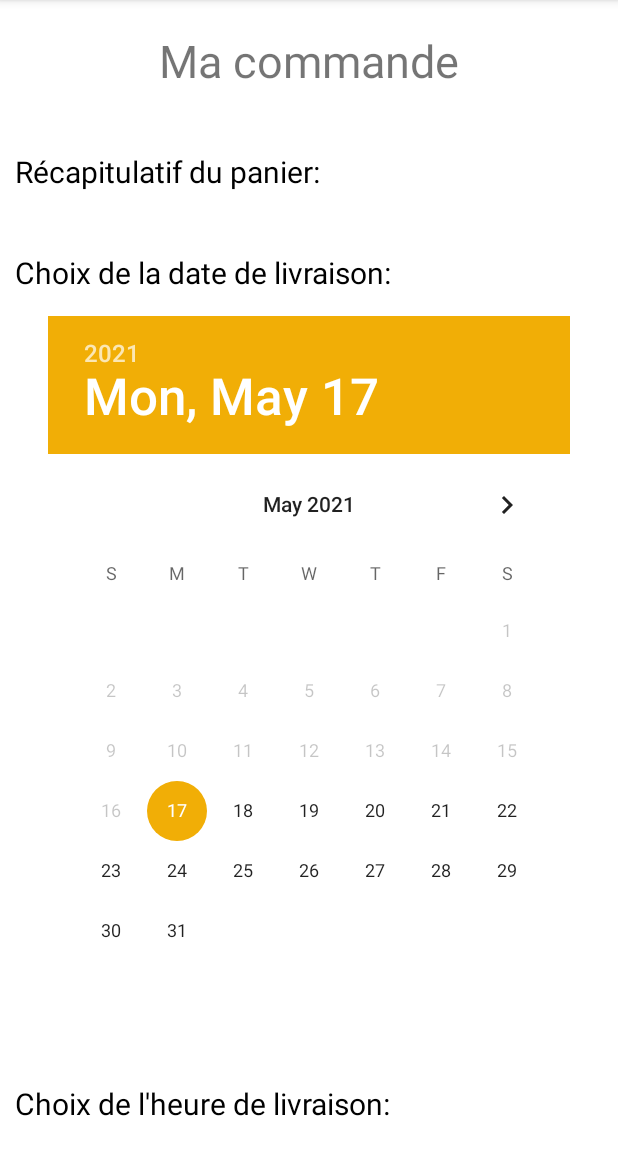
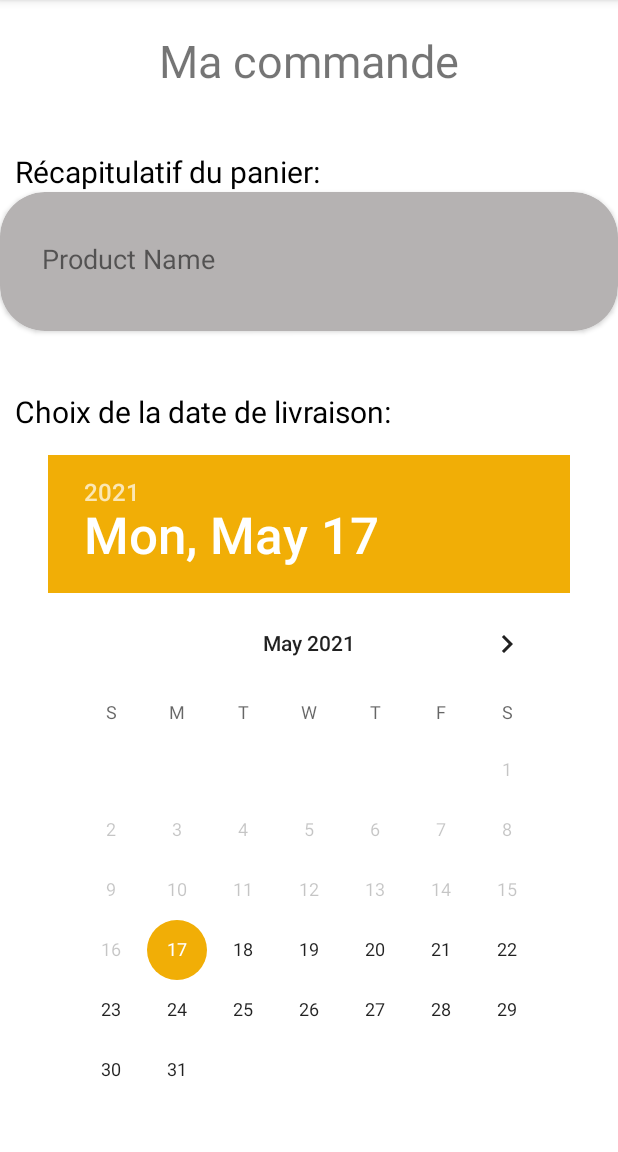
Before and after one commit to Manolo4633/Sudri-Eat-Simple, an Android app: the PanierActivity screen opened directly, with no data from a screen before it, on a phone screen of 412 x 824 dp, the part 84-1236 px from its top. Run offline under Robolectric (Android 15) with nearby library versions, the phone set to English and light mode, and no system bars; our stand-ins replace CircleImageView, Firebase (no records; nobody signed in at launch, a user with empty details on screens opened directly); libraries missing offline, so code that uses them is left out: com.cepheuen.elegantnumberbutton.

Commit message:
Mise à jour
- Mise à jour du Panier
- Mise à jour de la section "totale" de la page produit

```diff
--- a/app/src/main/res/layout/activity_infos.xml
+++ b/app/src/main/res/layout/activity_infos.xml
@@ -25,7 +25,7 @@
 
         <LinearLayout
             android:layout_width="match_parent"
-            android:layout_height="match_parent"
+            android:layout_height="500dp"
             android:orientation="vertical">
 
             <!-- Titre de la page -->
@@ -115,6 +115,7 @@
                 android:textSize="20dp" />
 
 
+
             <ImageView
                 android:layout_width="370dp"
                 android:layout_height="150dp"
@@ -135,7 +136,6 @@
                 android:translationX="265dp"
                 android:translationY="-170dp"
                 app:srcCompat="@drawable/cercle_rouge" />
-
 
 
             <!-- Partie 3 - Accèder au récap du panier -->
@@ -178,7 +178,7 @@
                 android:background="?android:attr/listDivider" />
 
 
-             <!-- Boutons -->
+            <!-- Boutons -->
             <Button
                 android:id="@+id/bouton_jeu_cookie"
                 android:layout_width="wrap_content"
--- a/app/src/main/res/layout/activity_panier.xml
+++ b/app/src/main/res/layout/activity_panier.xml
@@ -13,6 +13,7 @@
         tools:ignore="MissingConstraints">
 
     <LinearLayout
+
         android:layout_width="match_parent"
         android:layout_height="match_parent"
         android:orientation="vertical">
@@ -39,11 +40,50 @@
             android:textSize="20dp" />
 
 
-        <androidx.recyclerview.widget.RecyclerView
-            android:id="@+id/recycler_panier"
+        <androidx.cardview.widget.CardView
+            android:scrollbars="vertical"
+            app:cardCornerRadius="30dp"
             android:layout_width="match_parent"
             android:layout_height="wrap_content"
-            android:background="@color/cardview_light_background" />
+            app:cardBackgroundColor="#B5B2B2"
+            >
+
+            <LinearLayout
+                android:padding="16dp"
+                android:orientation="horizontal"
+                android:layout_width="match_parent"
+                android:layout_height="wrap_content">
+
+                <LinearLayout
+                    android:layout_width="match_parent"
+                    android:layout_height="wrap_content"
+                    android:orientation="vertical"
+                    android:padding="8dp"
+                    >
+
+                    <androidx.recyclerview.widget.RecyclerView
+                        android:id="@+id/recycler_panier"
+                        android:layout_width="match_parent"
+                        android:layout_height="wrap_content"/>
+
+                    <TextView
+                        android:id="@+id/Total_cart"
+                        android:layout_width="233dp"
+                        android:layout_height="wrap_content"
+                        android:layout_marginStart="4dp"
+                        android:layout_marginTop="8dp"
+                        android:layout_marginEnd="4dp"
+                        android:text="Product Name"
+                        android:textSize="18sp"
+                        android:paddingBottom="12dp"/>
+
+                </LinearLayout>
+
+            </LinearLayout>
+
+
+        </androidx.cardview.widget.CardView>
+
 
 
 
@@ -65,7 +105,7 @@
             android:layout_height="wrap_content"
             android:layout_gravity="center"
             android:layout_marginTop="15dp"
-            android:theme="@style/MyDatePickerStyleTheme" />
+            android:theme="@style/MyDatePickerStyleTheme" />/>
 
         <TextView
             android:id="@+id/choix_date"
--- a/app/src/main/res/layout/activity_produits.xml
+++ b/app/src/main/res/layout/activity_produits.xml
@@ -130,7 +130,7 @@
                 android:layout_marginTop="8dp"
                 android:layout_marginEnd="8dp"
                 android:fontFamily="sans-serif-medium"
-                android:text="Total: 0.0"
+                android:text="Total: 0.00€"
                 android:textSize="24sp" />
             <com.google.android.material.button.MaterialButton
                 android:id="@+id/btn_panier"
--- a/app/src/main/res/values/themes.xml
+++ b/app/src/main/res/values/themes.xml
@@ -64,6 +64,8 @@
 
 
 
+
+
     <!-- Thème DatePicker parent="@android:style/Theme.Holo.Light.Dialog" -->
     <style name="MyDatePickerStyleTheme" >
         <item name="android:datePickerStyle">@style/MyDatePickerStyle</item>
```
Also changed, not shown: app/src/main/res/layout/cartlist.xml (added, +41 -0 lines), app/src/main/res/layout/item.xml (+1 -65 lines), app/src/main/res/layout/activity_commandes.xml (indentation only), app/src/main/res/values/icone_sudrieat_background.xml (line endings or trailing spaces).
